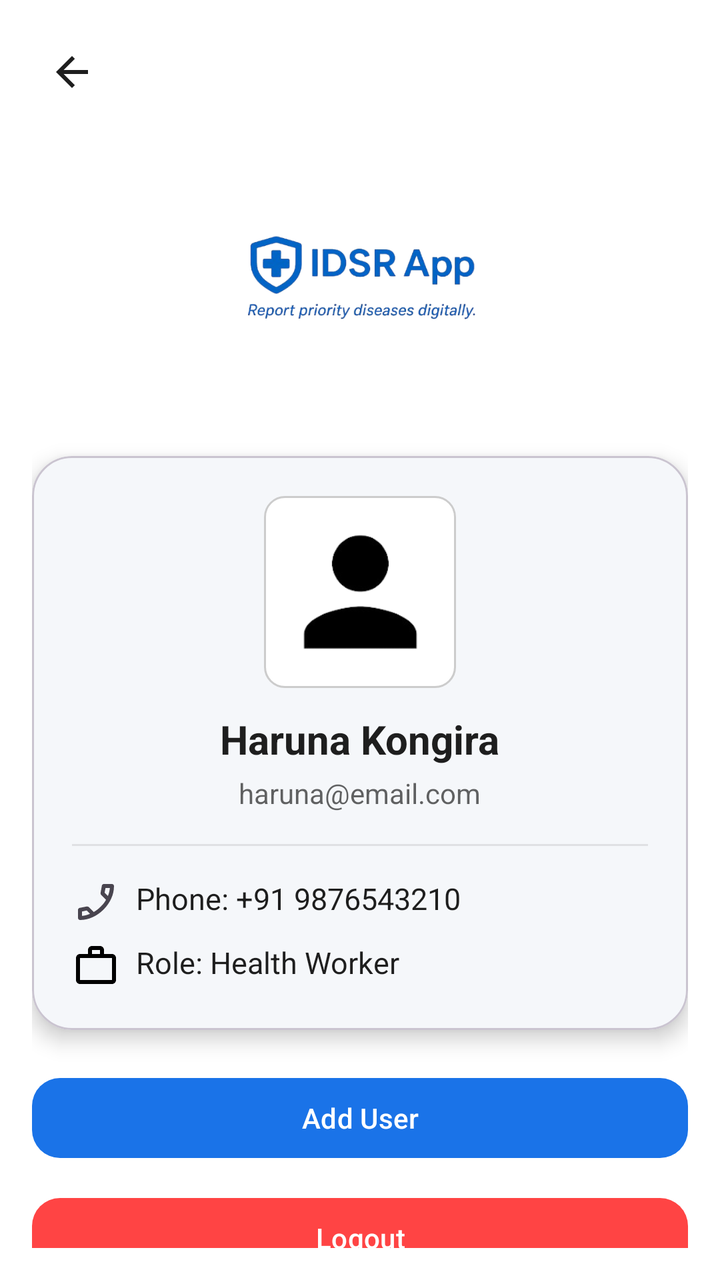
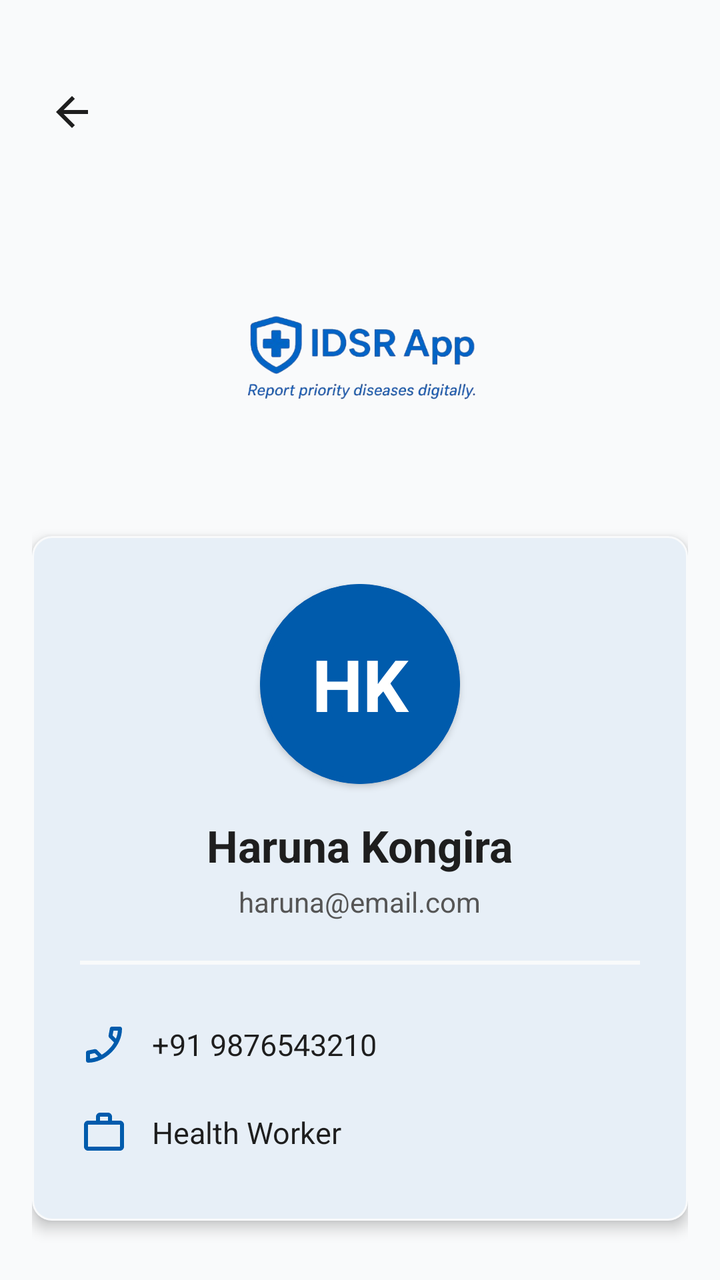

The first picture is an Android layout as it rendered before a commit; the second is the same layout after the commit. The layout source and the unified diff follow.
<!-- AndroidManifest.xml: application theme Theme.IDSR -->
<!-- res/layout/activity_profile.xml -->
<?xml version="1.0" encoding="utf-8"?>
<androidx.constraintlayout.widget.ConstraintLayout
    xmlns:android="http://schemas.android.com/apk/res/android"
    xmlns:app="http://schemas.android.com/apk/res-auto"
    android:layout_width="match_parent"
    android:layout_height="match_parent"
    android:padding="16dp"
    android:background="?attr/colorSurface">


    <ImageButton
        android:id="@+id/btnBackProfile"
        android:layout_width="40dp"
        android:layout_height="40dp"
        android:background="?attr/selectableItemBackgroundBorderless"
        android:src="@drawable/back_btn"
        app:tint="?attr/colorOnSurface"
        android:contentDescription="Back"
        app:layout_constraintStart_toStartOf="parent"
        app:layout_constraintTop_toTopOf="parent"/>


    <ImageView
        android:id="@+id/imgLogo"
        android:layout_width="180dp"
        android:layout_height="140dp"
        android:src="@drawable/splash11"
        android:scaleType="fitCenter"
        android:layout_marginTop="16dp"
        app:layout_constraintTop_toBottomOf="@id/btnBackProfile"
        app:layout_constraintStart_toStartOf="parent"
        app:layout_constraintEnd_toEndOf="parent"/>


    <com.google.android.material.card.MaterialCardView
        android:id="@+id/profileCard"
        android:layout_width="0dp"
        android:layout_height="wrap_content"
        android:layout_marginTop="16dp"
        app:cardCornerRadius="20dp"
        app:cardElevation="6dp"
        app:cardBackgroundColor="?attr/colorSurfaceVariant"
        app:layout_constraintTop_toBottomOf="@id/imgLogo"
        app:layout_constraintStart_toStartOf="parent"
        app:layout_constraintEnd_toEndOf="parent">

        <LinearLayout
            android:layout_width="match_parent"
            android:layout_height="wrap_content"
            android:orientation="vertical"
            android:padding="20dp"
            android:gravity="center_horizontal">


            <ImageView
                android:id="@+id/ivProfilePic"
                android:layout_width="96dp"
                android:layout_height="96dp"
                android:src="@drawable/ic_person"
                android:scaleType="centerCrop"
                android:contentDescription="Profile Picture"
                android:background="@drawable/edittext_backgroud"/>


            <TextView
                android:id="@+id/tvUserName"
                android:layout_width="wrap_content"
                android:layout_height="wrap_content"
                android:text="Haruna Kongira"
                android:textSize="20sp"
                android:textStyle="bold"
                android:textColor="?attr/colorOnSurface"
                android:layout_marginTop="12dp"/>


            <TextView
                android:id="@+id/tvUserEmail"
                android:layout_width="wrap_content"
                android:layout_height="wrap_content"
                android:text="haruna@email.com"
                android:textSize="14sp"
                android:textColor="?attr/colorOnSurface"
                android:alpha="0.7"
                android:layout_marginTop="4dp"/>


            <View
                android:layout_width="match_parent"
                android:layout_height="1dp"
                android:layout_marginVertical="16dp"
                android:background="?attr/colorOnSurface"
                android:alpha="0.1"/>


            <TextView
                android:id="@+id/tvPhone"
                android:layout_width="match_parent"
                android:layout_height="wrap_content"
                android:text="Phone: +91 9876543210"
                android:textSize="15sp"
                android:textColor="?attr/colorOnSurface"
                android:drawableStart="@drawable/phone"
                android:drawablePadding="8dp"/>


            <TextView
                android:id="@+id/tvRole"
                android:layout_width="match_parent"
                android:layout_height="wrap_content"
                android:text="Role: Health Worker"
                android:textSize="15sp"
                android:textColor="?attr/colorOnSurface"
                android:drawableStart="@drawable/baseline_work_outline_24"
                android:drawablePadding="8dp"
                android:layout_marginTop="8dp"/>

        </LinearLayout>
    </com.google.android.material.card.MaterialCardView>


    <com.google.android.material.button.MaterialButton
        android:id="@+id/btnAddUser"
        android:layout_width="0dp"
        android:layout_height="wrap_content"
        android:text="Add User"
        android:textAllCaps="false"
        android:layout_marginTop="20dp"
        app:cornerRadius="14dp"
        app:layout_constraintTop_toBottomOf="@id/profileCard"
        app:layout_constraintStart_toStartOf="parent"
        app:layout_constraintEnd_toEndOf="parent"/>


    <com.google.android.material.button.MaterialButton
        android:id="@+id/btnLogout"
        android:layout_width="0dp"
        android:layout_height="wrap_content"
        android:text="Logout"
        android:textAllCaps="false"
        android:layout_marginTop="12dp"
        app:cornerRadius="14dp"
        app:backgroundTint="@android:color/holo_red_light"
        app:layout_constraintTop_toBottomOf="@id/btnAddUser"
        app:layout_constraintStart_toStartOf="parent"
        app:layout_constraintEnd_toEndOf="parent"/>

</androidx.constraintlayout.widget.ConstraintLayout>
<!-- resources referenced by this layout -->
<resources>
  <!-- drawable back_btn (drawable) -->
  <vector xmlns:android="http://schemas.android.com/apk/res/android"
      android:width="24dp"
      android:height="24dp"
      android:viewportWidth="960"
      android:viewportHeight="960"
      android:tint="?attr/colorControlNormal"
      android:autoMirrored="true">
    <path
        android:fillColor="@android:color/white"
        android:pathData="M313,520L537,744L480,800L160,480L480,160L537,216L313,440L800,440L800,520L313,520Z"/>
  </vector>
  <!-- drawable baseline_work_outline_24 (drawable) -->
  <vector xmlns:android="http://schemas.android.com/apk/res/android" android:height="24dp" android:tint="#000000" android:viewportHeight="24" android:viewportWidth="24" android:width="24dp">
        
      <path android:fillColor="@android:color/white" android:fillType="evenOdd" android:pathData="M14,6L14,4h-4v2h4zM4,8v11h16L20,8L4,8zM20,6c1.11,0 2,0.89 2,2v11c0,1.11 -0.89,2 -2,2L4,21c-1.11,0 -2,-0.89 -2,-2l0.01,-11c0,-1.11 0.88,-2 1.99,-2h4L8,4c0,-1.11 0.89,-2 2,-2h4c1.11,0 2,0.89 2,2v2h4z"/>
      
  </vector>
  <!-- drawable edittext_backgroud (drawable) -->
  <shape xmlns:android="http://schemas.android.com/apk/res/android" android:shape="rectangle">
      <solid android:color="@android:color/white"/>
      <corners android:radius="10dp"/>
      <stroke android:width="1dp" android:color="#CCCCCC"/>
      <padding android:left="8dp" android:top="8dp" android:right="8dp" android:bottom="8dp"/>
  </shape>
  <!-- drawable ic_person: png bitmap (drawable, 7912 bytes) -->
  <style name="Theme.IDSR" parent="Theme.Material3.DayNight.NoActionBar">
  
  
          <item name="colorPrimary">#1A73E8</item>
          <item name="colorOnPrimary">#FFFFFF</item>
          <item name="colorPrimaryContainer">#D2E3FC</item>
  
  
          <item name="android:colorBackground">#F5F7FA</item>
  
  
          <item name="colorSurface">#FFFFFF</item>
          <item name="colorSurfaceVariant">#F5F7FA</item>
  
  
          <item name="colorOnSurface">#1E1E1E</item>
  
  
          <item name="textInputStyle">
              @style/Widget.Material3.TextInputLayout.OutlinedBox
          </item>
  
  
          <item name="android:statusBarColor">@android:color/transparent</item>
          <item name="android:windowLightStatusBar">true</item>
  
      </style>
  <!-- unchanged entries left out for length: 2 -->
</resources>

<!-- the commit's change to res/layout/activity_profile.xml (unified diff, before → after) -->
@@ -5,13 +5,13 @@
     android:layout_width="match_parent"
     android:layout_height="match_parent"
     android:padding="16dp"
-    android:background="?attr/colorSurface">
-
-
-    <ImageButton
+    android:background="?attr/android:colorBackground">
+
+
+    <androidx.appcompat.widget.AppCompatImageButton
         android:id="@+id/btnBackProfile"
         android:layout_width="40dp"
-        android:layout_height="40dp"
+        android:layout_height="80dp"
         android:background="?attr/selectableItemBackgroundBorderless"
         android:src="@drawable/back_btn"
         app:tint="?attr/colorOnSurface"
@@ -20,12 +20,13 @@
         app:layout_constraintTop_toTopOf="parent"/>
 
 
-    <ImageView
+    <androidx.appcompat.widget.AppCompatImageView
         android:id="@+id/imgLogo"
         android:layout_width="180dp"
         android:layout_height="140dp"
         android:src="@drawable/splash11"
         android:scaleType="fitCenter"
+        android:contentDescription="IDSR Logo"
         android:layout_marginTop="16dp"
         app:layout_constraintTop_toBottomOf="@id/btnBackProfile"
         app:layout_constraintStart_toStartOf="parent"
@@ -37,9 +38,11 @@
         android:layout_width="0dp"
         android:layout_height="wrap_content"
         android:layout_marginTop="16dp"
-        app:cardCornerRadius="20dp"
-        app:cardElevation="6dp"
-        app:cardBackgroundColor="?attr/colorSurfaceVariant"
+        app:cardCornerRadius="10dp"
+        app:cardElevation="4dp"
+        app:cardBackgroundColor="?attr/colorSurface"
+        app:strokeWidth="1dp"
+        app:strokeColor="?attr/colorSurfaceVariant"
         app:layout_constraintTop_toBottomOf="@id/imgLogo"
         app:layout_constraintStart_toStartOf="parent"
         app:layout_constraintEnd_toEndOf="parent">
@@ -48,18 +51,43 @@
             android:layout_width="match_parent"
             android:layout_height="wrap_content"
             android:orientation="vertical"
-            android:padding="20dp"
+            android:padding="24dp"
             android:gravity="center_horizontal">
 
-
-            <ImageView
-                android:id="@+id/ivProfilePic"
-                android:layout_width="96dp"
-                android:layout_height="96dp"
-                android:src="@drawable/ic_person"
-                android:scaleType="centerCrop"
-                android:contentDescription="Profile Picture"
-                android:background="@drawable/edittext_backgroud"/>
+            <com.google.android.material.card.MaterialCardView
+                android:layout_width="100dp"
+                android:layout_height="100dp"
+                app:cardCornerRadius="50dp"
+                app:cardElevation="2dp"
+                app:strokeWidth="3dp"
+                app:strokeColor="?attr/colorPrimary">
+
+                <FrameLayout
+                    android:layout_width="match_parent"
+                    android:layout_height="match_parent"
+                    android:background="?attr/colorPrimary">
+
+
+                    <TextView
+                        android:id="@+id/tvInitials"
+                        android:layout_width="match_parent"
+                        android:layout_height="match_parent"
+                        android:gravity="center"
+                        android:text="HK"
+                        android:textSize="36sp"
+                        android:textStyle="bold"
+                        android:textColor="?attr/colorOnPrimary"/>
+
+
+                    <ImageView
+                        android:id="@+id/ivProfilePic"
+                        android:layout_width="match_parent"
+                        android:layout_height="match_parent"
+                        android:scaleType="centerCrop"
+                        android:contentDescription="Profile Picture"
+                        android:visibility="gone"/>
+                </FrameLayout>
+            </com.google.android.material.card.MaterialCardView>
 
 
             <TextView
@@ -67,10 +95,10 @@
                 android:layout_width="wrap_content"
                 android:layout_height="wrap_content"
                 android:text="Haruna Kongira"
-                android:textSize="20sp"
+                android:textSize="22sp"
                 android:textStyle="bold"
                 android:textColor="?attr/colorOnSurface"
-                android:layout_marginTop="12dp"/>
+                android:layout_marginTop="16dp"/>
 
 
             <TextView
@@ -79,40 +107,68 @@
                 android:layout_height="wrap_content"
                 android:text="haruna@email.com"
                 android:textSize="14sp"
-                android:textColor="?attr/colorOnSurface"
-                android:alpha="0.7"
+                android:textColor="@color/idsr_gray"
                 android:layout_marginTop="4dp"/>
 
 
             <View
                 android:layout_width="match_parent"
-                android:layout_height="1dp"
-                android:layout_marginVertical="16dp"
-                android:background="?attr/colorOnSurface"
-                android:alpha="0.1"/>
-
-
-            <TextView
-                android:id="@+id/tvPhone"
+                android:layout_height="2dp"
+                android:layout_marginVertical="20dp"
+                android:background="?attr/colorSurfaceVariant"/>
+
+
+            <LinearLayout
                 android:layout_width="match_parent"
                 android:layout_height="wrap_content"
-                android:text="Phone: +91 9876543210"
-                android:textSize="15sp"
-                android:textColor="?attr/colorOnSurface"
-                android:drawableStart="@drawable/phone"
-                android:drawablePadding="8dp"/>
-
-
-            <TextView
-                android:id="@+id/tvRole"
+                android:orientation="horizontal"
+                android:gravity="start|center_vertical"
+                android:paddingVertical="8dp">
+
+                <ImageView
+                    android:layout_width="24dp"
+                    android:layout_height="24dp"
+                    android:src="@drawable/phone"
+                    app:tint="?attr/colorPrimary"
+                    android:contentDescription="Phone icon"/>
+
+                <TextView
+                    android:id="@+id/tvPhone"
+                    android:layout_width="0dp"
+                    android:layout_height="wrap_content"
+                    android:layout_weight="1"
+                    android:layout_marginStart="12dp"
+                    android:text="+91 9876543210"
+                    android:textSize="15sp"
+                    android:textColor="?attr/colorOnSurface"/>
+            </LinearLayout>
+
+
+            <LinearLayout
                 android:layout_width="match_parent"
                 android:layout_height="wrap_content"
-                android:text="Role: Health Worker"
-                android:textSize="15sp"
-                android:textColor="?attr/colorOnSurface"
-                android:drawableStart="@drawable/baseline_work_outline_24"
-                android:drawablePadding="8dp"
-                android:layout_marginTop="8dp"/>
+                android:orientation="horizontal"
+                android:gravity="start|center_vertical"
+                android:paddingVertical="8dp"
+                android:layout_marginTop="4dp">
+
+                <ImageView
+                    android:layout_width="24dp"
+                    android:layout_height="24dp"
+                    android:src="@drawable/baseline_work_outline_24"
+                    app:tint="?attr/colorPrimary"
+                    android:contentDescription="Role icon"/>
+
+                <TextView
+                    android:id="@+id/tvRole"
+                    android:layout_width="0dp"
+                    android:layout_height="wrap_content"
+                    android:layout_weight="1"
+                    android:layout_marginStart="12dp"
+                    android:text="Health Worker"
+                    android:textSize="15sp"
+                    android:textColor="?attr/colorOnSurface"/>
+            </LinearLayout>
 
         </LinearLayout>
     </com.google.android.material.card.MaterialCardView>
@@ -124,8 +180,11 @@
         android:layout_height="wrap_content"
         android:text="Add User"
         android:textAllCaps="false"
-        android:layout_marginTop="20dp"
-        app:cornerRadius="14dp"
+        android:paddingVertical="14dp"
+        android:layout_marginTop="24dp"
+        app:cornerRadius="12dp"
+        app:icon="@drawable/baseline_person_add_24"
+        app:iconGravity="textStart"
         app:layout_constraintTop_toBottomOf="@id/profileCard"
         app:layout_constraintStart_toStartOf="parent"
         app:layout_constraintEnd_toEndOf="parent"/>
@@ -133,13 +192,19 @@
 
     <com.google.android.material.button.MaterialButton
         android:id="@+id/btnLogout"
+        style="@style/Widget.Material3.Button.TonalButton"
         android:layout_width="0dp"
         android:layout_height="wrap_content"
         android:text="Logout"
         android:textAllCaps="false"
+        android:paddingVertical="14dp"
         android:layout_marginTop="12dp"
-        app:cornerRadius="14dp"
-        app:backgroundTint="@android:color/holo_red_light"
+        app:cornerRadius="12dp"
+        app:icon="@drawable/logout"
+        app:iconGravity="textStart"
+        app:backgroundTint="@color/idsr_error"
+        android:textColor="@android:color/white"
+        app:iconTint="@android:color/white"
         app:layout_constraintTop_toBottomOf="@id/btnAddUser"
         app:layout_constraintStart_toStartOf="parent"
         app:layout_constraintEnd_toEndOf="parent"/>
<!-- resource entries referenced after the edit -->
@@ -1,5 +1,7 @@
 <!-- resources referenced by this layout -->
 <resources>
+  <color name="idsr_error">#C62828</color>
+  <color name="idsr_gray">#555555</color>
   <!-- drawable back_btn (drawable) -->
   <vector xmlns:android="http://schemas.android.com/apk/res/android"
       android:width="24dp"
@@ -12,47 +14,68 @@
         android:fillColor="@android:color/white"
         android:pathData="M313,520L537,744L480,800L160,480L480,160L537,216L313,440L800,440L800,520L313,520Z"/>
   </vector>
+  <!-- drawable baseline_person_add_24 (drawable) -->
+  <?xml version="1.0" encoding="utf-8"?>
+  <vector xmlns:android="http://schemas.android.com/apk/res/android"
+      android:width="24dp"
+      android:height="24dp"
+      android:viewportWidth="24"
+      android:viewportHeight="24">
+      <path
+          android:fillColor="@android:color/white"
+          android:pathData="M15,12c2.21,0 4,-1.79 4,-4s-1.79,-4 -4,-4 -4,1.79 -4,4 1.79,4 4,4zM6,10L6,7L4,7v3L1,10v2h3v3h2v-3h3v-2L6,10zM15,14c-2.67,0 -8,1.34 -8,4v2h16v-2c0,-2.66 -5.33,-4 -8,-4z"/>
+  </vector>
   <!-- drawable baseline_work_outline_24 (drawable) -->
   <vector xmlns:android="http://schemas.android.com/apk/res/android" android:height="24dp" android:tint="#000000" android:viewportHeight="24" android:viewportWidth="24" android:width="24dp">
         
       <path android:fillColor="@android:color/white" android:fillType="evenOdd" android:pathData="M14,6L14,4h-4v2h4zM4,8v11h16L20,8L4,8zM20,6c1.11,0 2,0.89 2,2v11c0,1.11 -0.89,2 -2,2L4,21c-1.11,0 -2,-0.89 -2,-2l0.01,-11c0,-1.11 0.88,-2 1.99,-2h4L8,4c0,-1.11 0.89,-2 2,-2h4c1.11,0 2,0.89 2,2v2h4z"/>
       
   </vector>
-  <!-- drawable edittext_backgroud (drawable) -->
-  <shape xmlns:android="http://schemas.android.com/apk/res/android" android:shape="rectangle">
-      <solid android:color="@android:color/white"/>
-      <corners android:radius="10dp"/>
-      <stroke android:width="1dp" android:color="#CCCCCC"/>
-      <padding android:left="8dp" android:top="8dp" android:right="8dp" android:bottom="8dp"/>
-  </shape>
-  <!-- drawable ic_person: png bitmap (drawable, 7912 bytes) -->
+  <!-- drawable logout (drawable) -->
+  <?xml version="1.0" encoding="utf-8"?>
+  <vector xmlns:android="http://schemas.android.com/apk/res/android"
+      android:width="24dp"
+      android:height="24dp"
+      android:viewportWidth="24"
+      android:viewportHeight="24">
+      <path
+          android:fillColor="@android:color/white"
+          android:pathData="M17,7l-1.41,1.41L18.17,11H8v2h10.17l-2.58,2.58L17,17l5,-5zM4,5h8V3H4c-1.1,0 -2,0.9 -2,2v14c0,1.1 0.9,2 2,2h8v-2H4V5z"/>
+  </vector>
   <style name="Theme.IDSR" parent="Theme.Material3.DayNight.NoActionBar">
   
   
-          <item name="colorPrimary">#1A73E8</item>
-          <item name="colorOnPrimary">#FFFFFF</item>
+          <item name="colorPrimary">@color/idsr_primary</item>
+          <item name="colorOnPrimary">@color/idsr_on_primary</item>
           <item name="colorPrimaryContainer">#D2E3FC</item>
   
   
-          <item name="android:colorBackground">#F5F7FA</item>
+          <item name="android:colorBackground">@color/idsr_background</item>
   
   
-          <item name="colorSurface">#FFFFFF</item>
-          <item name="colorSurfaceVariant">#F5F7FA</item>
+          <item name="colorSurface">@color/idsr_surface</item>
+          <item name="colorSurfaceVariant">@color/idsr_background</item>
   
   
-          <item name="colorOnSurface">#1E1E1E</item>
+          <item name="colorOnSurface">@color/idsr_on_surface</item>
+  
+          <item name="android:textColor">@color/idsr_on_surface</item>
+          <item name="android:textColorPrimary">@color/idsr_on_surface</item>
+          <item name="android:textColorSecondary">@color/idsr_gray</item>
   
   
-          <item name="textInputStyle">
-              @style/Widget.Material3.TextInputLayout.OutlinedBox
-          </item>
+          <item name="textInputStyle">@style/Widget.Material3.TextInputLayout.OutlinedBox</item>
   
   
           <item name="android:statusBarColor">@android:color/transparent</item>
           <item name="android:windowLightStatusBar">true</item>
   
       </style>
+  <color name="idsr_primary">#005BAC</color>
+  <color name="idsr_on_primary">#FFFFFF</color>
+  <color name="idsr_background">#F9FAFB</color>
+  <color name="idsr_surface">#FFFFFF</color>
+  <color name="idsr_on_surface">#1E1E1E</color>
   <!-- unchanged entries left out for length: 2 -->
 </resources>
 
